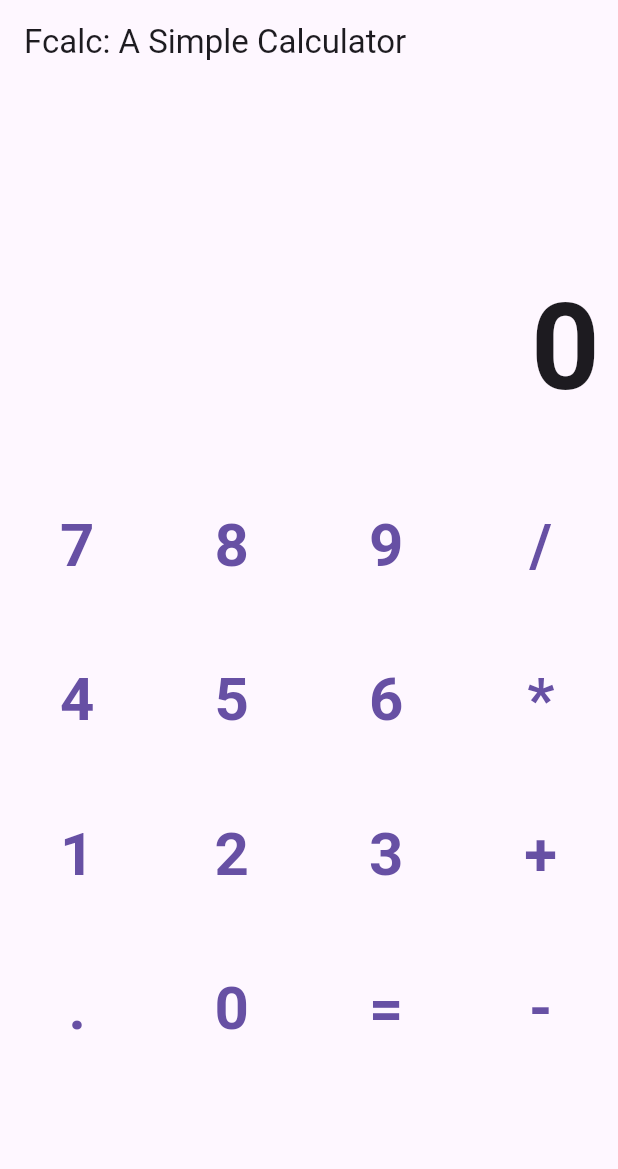
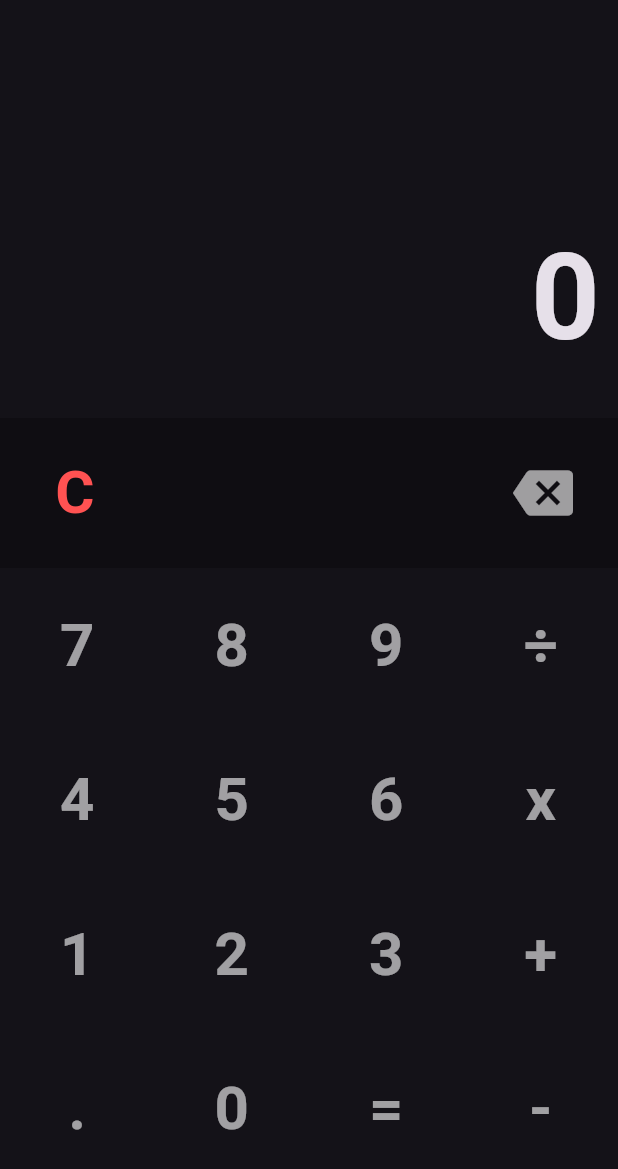
Before and after one commit to Sarthak-Malla/fcalc, a Flutter app: the screen it shows after launch, on a phone screen of 412 x 824 dp. Shown: the top 1169 px of the screen. Run offline on Flutter 3.47's test engine with Material 3 defaults, Android fonts, the light colour scheme and no system bars; our stand-ins replace math_expressions.

Commit message:
Add C and Backspace

```diff
--- a/lib/calculator.dart
+++ b/lib/calculator.dart
@@ -17,11 +17,11 @@ class _CalculatorState extends State<Calculator> {
     '7',
     '8',
     '9',
-    '/',
+    '÷',
     '4',
     '5',
     '6',
-    '*',
+    'x',
     '1',
     '2',
     '3',
@@ -41,6 +41,7 @@ class _CalculatorState extends State<Calculator> {
             child: Text(
               buttonText,
               style: const TextStyle(
+                color: Colors.white60,
                 fontSize: 40.0,
                 fontWeight: FontWeight.bold,
               ),
@@ -49,6 +50,50 @@ class _CalculatorState extends State<Calculator> {
         ),
       ],
     );
+  }
+
+  void handleCalculation(String buttonText) {
+    if (buttonText == 'C') {
+      setState(() {
+        _buffer.clear();
+        _output = "0";
+      });
+    } else if (buttonText == 'backspace') {
+      setState(() {
+        if (_buffer.isNotEmpty) {
+          _buffer.removeLast();
+        }
+        _output = _buffer.join();
+      });
+    } else if (buttonText == '=') {
+      String expression = _buffer.join();
+      // replace the 'x' symbol with '*'
+      expression = expression.replaceAll('x', '*');
+      // replace the '÷' symbol with '/'
+      expression = expression.replaceAll('÷', '/');
+      try {
+        final Parser p = Parser();
+        final Expression exp = p.parse(expression);
+        final ContextModel cm = ContextModel();
+        double eval = exp.evaluate(EvaluationType.REAL, cm);
+
+        setState(() {
+          // check if the result is an integer
+          _output = eval % 1 == 0 ? eval.toInt().toString() : eval.toString();
+          _buffer.clear();
+        });
+      } catch (e) {
+        setState(() {
+          _output = "Error";
+          _buffer.clear();
+        });
+      }
+    } else {
+      setState(() {
+        _buffer.add(buttonText);
+        _output = _buffer.join();
+      });
+    }
   }
 
   @override
@@ -70,7 +115,45 @@ class _CalculatorState extends State<Calculator> {
             ),
           ),
         ),
-        // Keyboard
+
+        Container(
+            color: Colors.black26,
+            height: 100,
+            width: double.infinity,
+            child: Row(
+              mainAxisAlignment: MainAxisAlignment.spaceBetween,
+              children: <Widget>[
+                SizedBox(
+                  width: 100,
+                  child: TextButton(
+                    onPressed: () {
+                      handleCalculation('C');
+                    },
+                    child: const Text(
+                      'C',
+                      style: TextStyle(
+                        color: Colors.redAccent,
+                        fontSize: 40.0,
+                        fontWeight: FontWeight.bold,
+                      ),
+                    ),
+                  ),
+                ),
+                SizedBox(
+                  width: 100,
+                  child: IconButton(
+                    onPressed: () {
+                      handleCalculation('backspace');
+                    },
+                    icon: const Icon(
+                      Icons.backspace,
+                      color: Colors.white60,
+                      size: 40.0,
+                    ),
+                  ),
+                )
+              ],
+            )),
 
         // Keyboard
         Expanded(
@@ -81,30 +164,7 @@ class _CalculatorState extends State<Calculator> {
                 .map((buttonText) => _buildButton(
                       buttonText,
                       onPressed: () {
-                        if (buttonText == '=') {
-                          final String expression = _buffer.join();
-                          try {
-                            final Parser p = Parser();
-                            final Expression exp = p.parse(expression);
-                            final ContextModel cm = ContextModel();
-                            final double eval =
-                                exp.evaluate(EvaluationType.REAL, cm);
-                            setState(() {
-                              _output = eval.toString();
-                              _buffer.clear();
-                            });
-                          } catch (e) {
-                            setState(() {
-                              _output = "Error";
-                              _buffer.clear();
-                            });
-                          }
-                        } else {
-                          setState(() {
-                            _buffer.add(buttonText);
-                            _output = _buffer.join();
-                          });
-                        }
+                        handleCalculation(buttonText);
                       },
                     ))
                 .toList(),
--- a/lib/main.dart
+++ b/lib/main.dart
@@ -12,9 +12,7 @@
   Widget build(BuildContext context) {
     return MaterialApp(
       title: 'Fcalc: A Simple Calculator',
-      theme: ThemeData(
-        primarySwatch: Colors.blue,
-      ),
+      theme: ThemeData.dark(),
       home: const CalculatorScreen(),
       debugShowCheckedModeBanner: false,
     );
@@ -32,9 +30,7 @@
   @override
   Widget build(BuildContext context) {
     return Scaffold(
-      appBar: AppBar(
-        title: const Text('Fcalc: A Simple Calculator'),
-      ),
+      appBar: AppBar(),
       body: const Calculator(),
     );
   }
```
